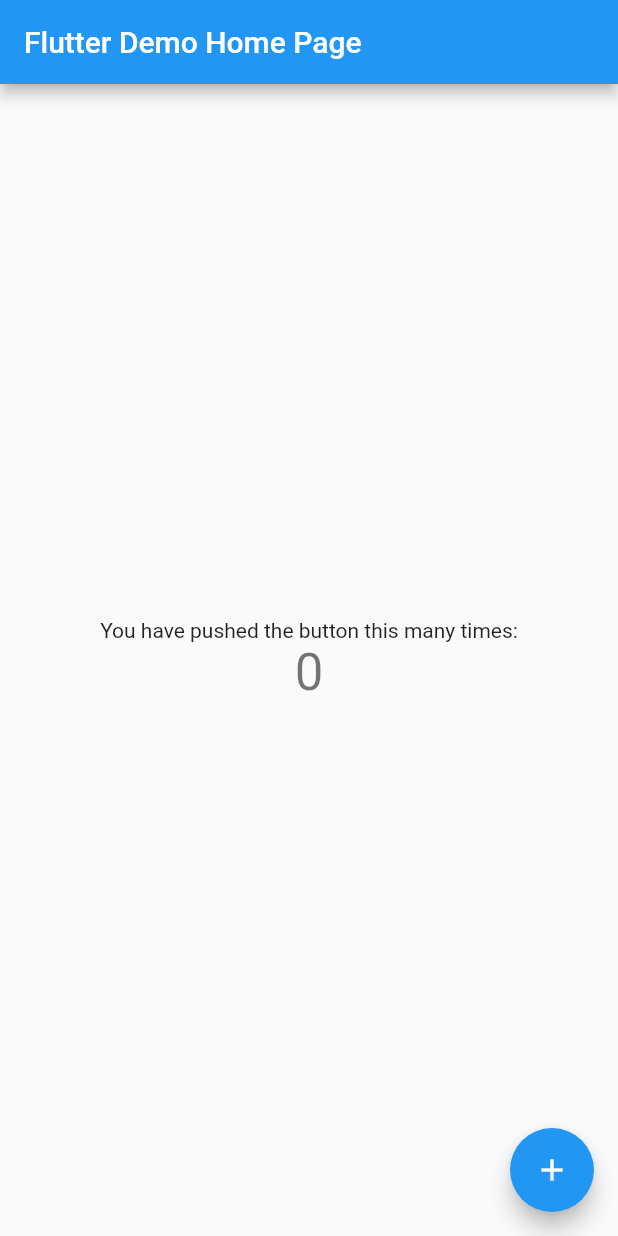
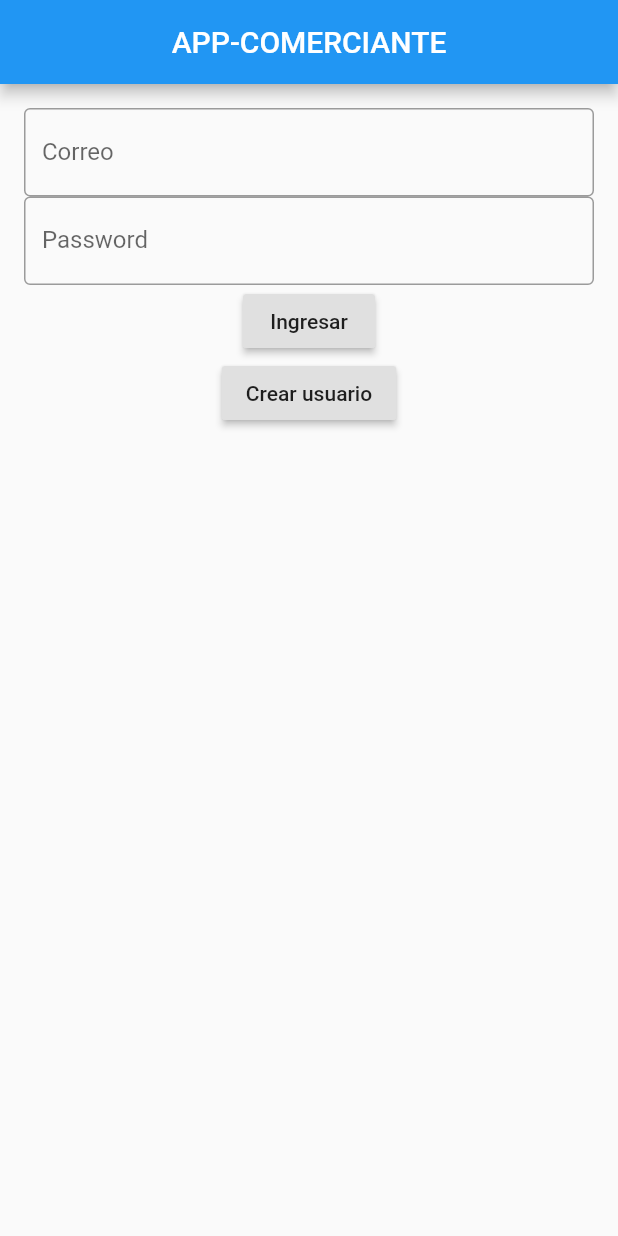
Before and after one commit to Jaleman1005/AppComerciantes, a Flutter app: the screen it shows after launch, on a phone screen of 412 x 824 dp. Run offline on Flutter 3.47's test engine with Material 2 defaults, Android fonts, the phone set to English and light mode, and no system bars.

Commit message:
Pages-Login-Home-Registro

```diff
--- /dev/null
+++ b/app_comerciante/lib/Pages/login-service/login.dart
@@ -0,0 +1,108 @@
+import 'package:flutter/material.dart';
+import 'package:tests/Pages/evento-service/evento.dart';
+import 'package:tests/Pages/registro-service/registro.dart';
+
+void main() => runApp(new MyApp());
+
+class MyApp extends StatelessWidget {
+  @override
+  Widget build(BuildContext context) {
+    return new MaterialApp(
+      title: 'APP-COMERCIANTE',
+      theme: new ThemeData(
+        primarySwatch: Colors.red
+      ),
+      home: new LoginPage(),
+    );
+  }
+}
+
+class LoginPage extends StatefulWidget {
+  @override
+  State<StatefulWidget> createState() => new _LoginPageState();
+}
+
+// Used for controlling whether the user is loggin or creating an account
+enum FormType {
+  login,
+  register
+}
+
+class _LoginPageState extends State<LoginPage> {
+
+  @override
+  Widget build(BuildContext context) {
+    return new Scaffold(
+      appBar: _buildBar(context),
+      body: new Container(
+        padding: EdgeInsets.all(16.0),
+        child: new Column(
+          children: <Widget>[
+            _buildTextFields()
+          ],
+        ),
+      ),
+    );
+  }
+
+  Widget _buildBar(BuildContext context) {
+    return new AppBar(
+      title: new Text("APP-COMERCIANTE"),
+      centerTitle: true,
+    );
+  }
+
+  Widget _buildTextFields() {
+    return new Container(
+      child: new Column(
+        children: <Widget>[
+          TextField(
+              obscureText: true,
+              decoration: InputDecoration(
+                border: OutlineInputBorder(),
+                labelText: 'Correo',
+              ),
+            ),
+            TextField(
+              obscureText: true,
+              decoration: InputDecoration(
+                border: OutlineInputBorder(),
+                labelText: 'Password',
+              ),
+            ),
+          new Container(
+            child: new Column(
+              children: <Widget>[
+              new RaisedButton(
+                child: new Text('Ingresar'),
+                onPressed: (){
+                    Navigator.push(
+                    context,
+                    MaterialPageRoute(builder: (context) => HomePage()),
+                  );
+              },
+              )
+            ],
+            ),
+          ),
+          new Container(
+            child: new Column(
+              children: <Widget>[
+            new RaisedButton(
+              child: new Text('Crear usuario'),
+              onPressed: (){
+                  Navigator.push(
+                  context,
+                  MaterialPageRoute(builder: (context) => RegistroPage()),
+                );
+              },
+              )
+            ],
+
+            ),
+          ),
+        ],
+      ),
+    );
+  }
+}
--- a/app_comerciante/lib/main.dart
+++ b/app_comerciante/lib/main.dart
@@ -1,111 +1,9 @@
 import 'package:flutter/material.dart';
+import 'Pages/login-service/login.dart';
 
-void main() => runApp(MyApp());
-
-class MyApp extends StatelessWidget {
-  // This widget is the root of your application.
-  @override
-  Widget build(BuildContext context) {
-    return MaterialApp(
-      title: 'Flutter Demo',
-      theme: ThemeData(
-        // This is the theme of your application.
-        //
-        // Try running your application with "flutter run". You'll see the
-        // application has a blue toolbar. Then, without quitting the app, try
-        // changing the primarySwatch below to Colors.green and then invoke
-        // "hot reload" (press "r" in the console where you ran "flutter run",
-        // or simply save your changes to "hot reload" in a Flutter IDE).
-        // Notice that the counter didn't reset back to zero; the application
-        // is not restarted.
-        primarySwatch: Colors.blue,
-      ),
-      home: MyHomePage(title: 'Flutter Demo Home Page'),
-    );
-  }
+void main() {
+  runApp(MaterialApp(
+    title: 'Navigation Basics',
+    home: LoginPage(),
+  ));
 }
-
-class MyHomePage extends StatefulWidget {
-  MyHomePage({Key key, this.title}) : super(key: key);
-
-  // This widget is the home page of your application. It is stateful, meaning
-  // that it has a State object (defined below) that contains fields that affect
-  // how it looks.
-
-  // This class is the configuration for the state. It holds the values (in this
-  // case the title) provided by the parent (in this case the App widget) and
-  // used by the build method of the State. Fields in a Widget subclass are
-  // always marked "final".
-
-  final String title;
-
-  @override
-  _MyHomePageState createState() => _MyHomePageState();
-}
-
-class _MyHomePageState extends State<MyHomePage> {
-  int _counter = 0;
-
-  void _incrementCounter() {
-    setState(() {
-      // This call to setState tells the Flutter framework that something has
-      // changed in this State, which causes it to rerun the build method below
-      // so that the display can reflect the updated values. If we changed
-      // _counter without calling setState(), then the build method would not be
-      // called again, and so nothing would appear to happen.
-      _counter++;
-    });
-  }
-
-  @override
-  Widget build(BuildContext context) {
-    // This method is rerun every time setState is called, for instance as done
-    // by the _incrementCounter method above.
-    //
-    // The Flutter framework has been optimized to make rerunning build methods
-    // fast, so that you can just rebuild anything that needs updating rather
-    // than having to individually change instances of widgets.
-    return Scaffold(
-      appBar: AppBar(
-        // Here we take the value from the MyHomePage object that was created by
-        // the App.build method, and use it to set our appbar title.
-        title: Text(widget.title),
-      ),
-      body: Center(
-        // Center is a layout widget. It takes a single child and positions it
-        // in the middle of the parent.
-        child: Column(
-          // Column is also a layout widget. It takes a list of children and
-          // arranges them vertically. By default, it sizes itself to fit its
-          // children horizontally, and tries to be as tall as its parent.
-          //
-          // Invoke "debug painting" (press "p" in the console, choose the
-          // "Toggle Debug Paint" action from the Flutter Inspector in Android
-          // Studio, or the "Toggle Debug Paint" command in Visual Studio Code)
-          // to see the wireframe for each widget.
-          //
-          // Column has various properties to control how it sizes itself and
-          // how it positions its children. Here we use mainAxisAlignment to
-          // center the children vertically; the main axis here is the vertical
-          // axis because Columns are vertical (the cross axis would be
-          // horizontal).
-          mainAxisAlignment: MainAxisAlignment.center,
-          children: <Widget>[
-            Text(
-              'You have pushed the button this many times:',
-            ),
-            Text(
-              '$_counter',
-              style: Theme.of(context).textTheme.display1,
-            ),
-          ],
-        ),
-      ),
-      floatingActionButton: FloatingActionButton(
-        onPressed: _incrementCounter,
-        tooltip: 'Increment',
-        child: Icon(Icons.add),
-      ), // This trailing comma makes auto-formatting nicer for build methods.
-    );
-  }
-}
--- a/app_comerciante/pubspec.yaml
+++ b/app_comerciante/pubspec.yaml
@@ -1,4 +1,4 @@
-name: app_comerciante
+name: tests
 description: A new Flutter project.
 
 # The following defines the version and build number for your application.
```
Also changed, not shown: app_comerciante/lib/Pages/evento-service/evento.dart (added, +65 -0 lines), app_comerciante/lib/Pages/home-service/home.dart (added, +65 -0 lines), app_comerciante/lib/Pages/registro-service/registro.dart (added, +133 -0 lines), app_comerciante/pubspec.lock, 14 other files.
